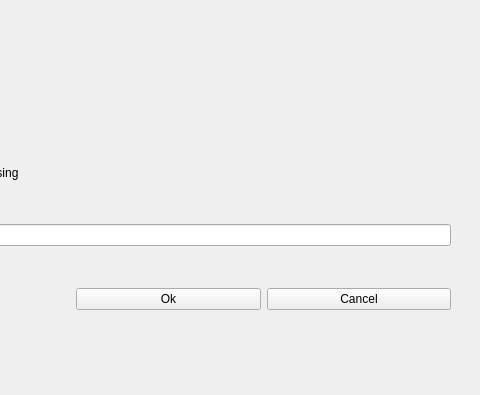
Old version of the form src/settings.ui in the repository salaheddinek/html-auto-2columns; both pictures show x 350 to 830 and y 0 to 395 of the 830 by 481 pixel window.
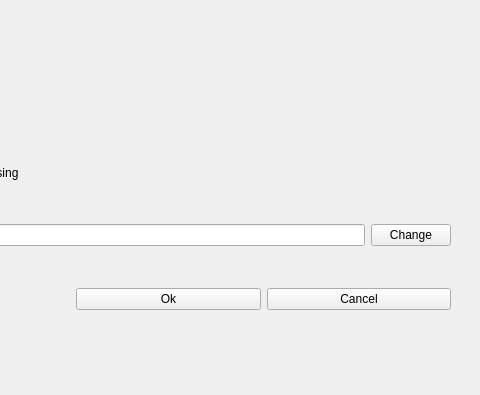
New version of the form.

Patch:
```diff
--- a/src/settings.ui
+++ b/src/settings.ui
@@ -60,6 +60,13 @@
          <item>
           <widget class="QLineEdit" name="ledit_save_path"/>
          </item>
+         <item>
+          <widget class="QPushButton" name="btn_change">
+           <property name="text">
+            <string>Change</string>
+           </property>
+          </widget>
+         </item>
         </layout>
        </widget>
       </item>
```
